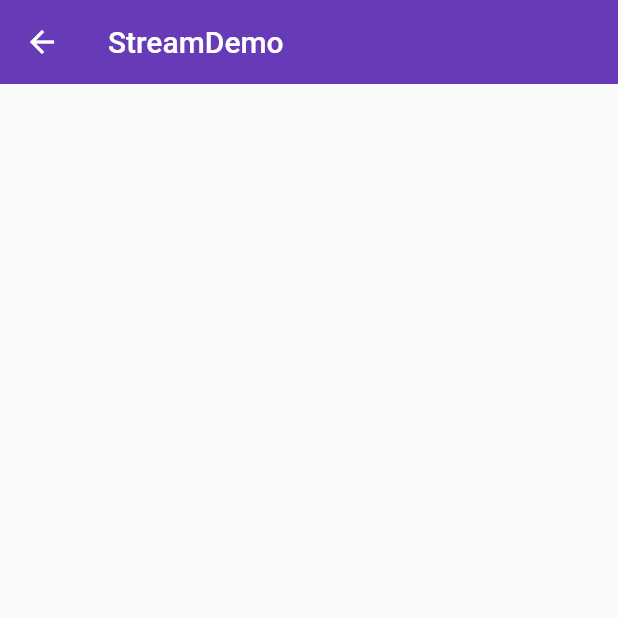
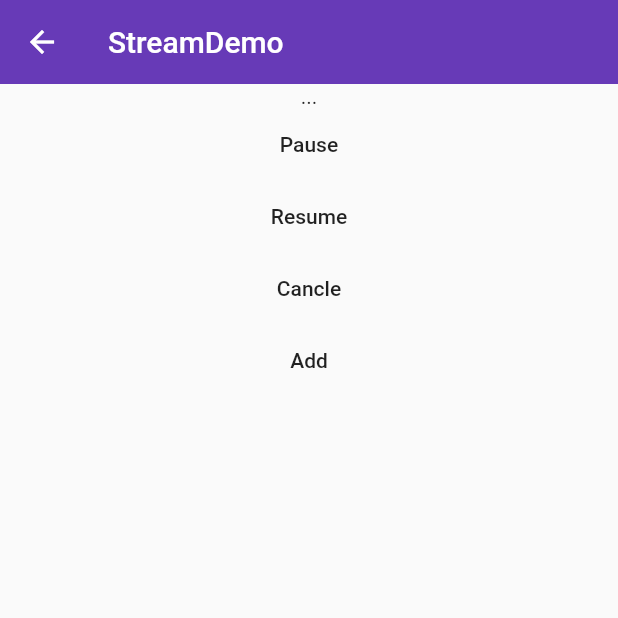
Before and after one commit to zwna/flutter, a Flutter app: the StreamDemo screen opened directly, on a phone screen of 412 x 824 dp, the top half of it. Run offline on Flutter 3.47's test engine with Material 2 defaults, Android fonts, the light colour scheme and no system bars.

Commit message:
2018-1-6

```diff
--- a/lib/demo/stream/stream_demo.dart
+++ b/lib/demo/stream/stream_demo.dart
@@ -1,3 +1,5 @@
+import 'dart:async';
+
 import 'package:flutter/material.dart';
 
 class StreamDemo extends StatefulWidget {
@@ -25,13 +27,100 @@ class StreamDemoHome extends StatefulWidget {
 
 class _StreamDemoHomeState extends State<StreamDemoHome> {
 
+  StreamSubscription _streamSubscription;
+
+  StreamController<String> _streamController;
+
+  StreamSink<String> _streamSink;
+
+  StreamController<String> _broadcastStreamController;
+
   @override
   void initState() {
     super.initState();
-    Stream<String> _stream = Stream.fromFuture(fetchData());
+    print("创建Stream");
+//    _streamController = StreamController<String>();
+//    _streamSink = _streamController.sink;
+    _broadcastStreamController = StreamController.broadcast();
+    _streamSink = _broadcastStreamController.sink;
+//    Stream<String> _stream = Stream.fromFuture(fetchData());
+    print('监听Stream');
+//    _streamSubscription = _stream.listen(onData,onDone: onDone,onError: onError);
+//    _streamSubscription = _streamController.stream.listen(onData,onDone: onDone,onError: onError);
+//    _broadcastStreamController.stream.listen(onData,onDone: onDone,onError: onError);
+//    _broadcastStreamController.stream.listen(onDataTwo,onDone: onDone,onError: onError);
+    print('Stream 结束');
+  }
+
+  @override
+  void dispose() {
+    _streamController.close();
+    super.dispose();
+  }
+
+  void onData(String data){
+    print(data);
+  }
+
+  void onError(error){
+    print("Error:$error");
+  }
+
+  void onDone(){
+    print('Done');
+  }
+
+  Future<String> fetchData() async{
+       await Future.delayed(Duration(seconds: 5));
+//       throw  'SomeThing Happened';
+       return 'Flutter坑真多';
   }
   @override
   Widget build(BuildContext context) {
-    return Container();
+    return Container(
+        child: Center(
+          child: Column(
+            children: <Widget>[
+              StreamBuilder(initialData:"...",stream: _broadcastStreamController.stream,builder:(context,snapshot){
+                return Text('${snapshot.data}');
+              }),
+              SizedBox(width:30),
+              FlatButton(onPressed: _pauseStream, child: Text('Pause')),
+              SizedBox(width:30),
+              FlatButton(onPressed: _resumeStream, child: Text('Resume')),
+              SizedBox(width:30),
+              FlatButton(onPressed: _cancelStream, child: Text('Cancle')),
+              SizedBox(width:30),
+              FlatButton(onPressed: _addDataToStream, child: Text('Add')),
+            ],
+          ),
+        ),
+    );
+  }
+
+  void _pauseStream() {
+    print('Pause StreamSubscription');
+    _streamSubscription.pause();
+  }
+
+  void _resumeStream() {
+    print('Resume StreamSubscription');
+    _streamSubscription.resume();
+  }
+
+  void _cancelStream() {
+    print('Cancel StreamSubscription');
+    _streamSubscription.cancel();
+  }
+
+  void _addDataToStream() async {
+    print("Add Data To Stream");
+    String data = await fetchData();
+//    _streamController.add(data);
+  _streamSink.add(data);
+  }
+
+  void onDataTwo(String data) {
+     print("onDataTwo == $data");
   }
 }
--- a/lib/main.dart
+++ b/lib/main.dart
@@ -41,7 +41,7 @@ class CustomWidget extends StatelessWidget{
         "/mdc":(context) => MaterialComponent(),
         "/state_management":(context) => ManageStatementDemo(),
         "/state_management_one":(context) => ManageStatementOneDemo(),
-        "/stream":(context) => StreamDemoHome(),
+        "/stream":(context) => StreamDemo(),
       },
       theme: ThemeData(
         primarySwatch: Colors.deepPurple,
```
